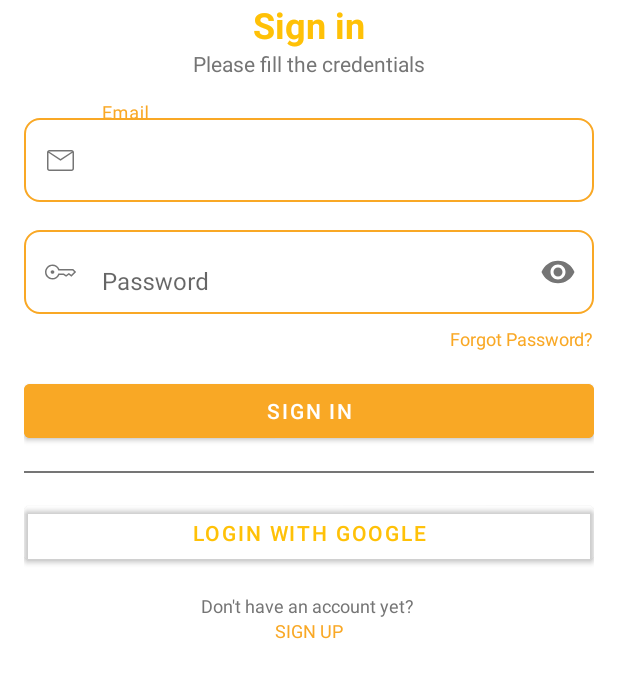
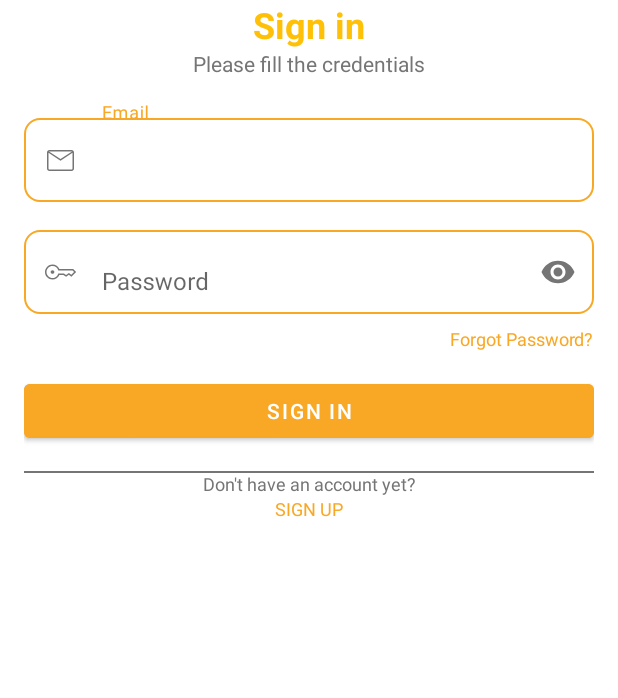
Before and after one commit to IPVC-EI-2024-2025/tp-ei-a-2024-2025-projectmanagment_28998_24899, an Android app: the LoginActivity screen opened directly, with no data from a screen before it, on a phone screen of 412 x 824 dp, the part 408-1106 px from its top. Run offline under Robolectric (Android 15) with nearby library versions, the phone set to English and light mode, and no system bars.

Commit message:
fixing some details version2

```diff
--- a/app/src/main/java/com/baptistaz/taskwave/ui/home/user/UserSettingsActivity.kt
+++ b/app/src/main/java/com/baptistaz/taskwave/ui/home/user/UserSettingsActivity.kt
@@ -50,7 +50,6 @@ class UserSettingsActivity : BaseBottomNavActivity() {
             }
 
         // Outras opções (só placeholders por agora)
-        findViewById<LinearLayout>(R.id.option_change_password).setOnClickListener { /* ... */ }
         findViewById<LinearLayout>(R.id.option_change_language).setOnClickListener { /* ... */ }
         findViewById<Switch>(R.id.switch_notifications)
             .setOnCheckedChangeListener { _, isChecked ->
--- a/app/src/main/res/layout/activity_login.xml
+++ b/app/src/main/res/layout/activity_login.xml
@@ -111,30 +111,18 @@
         app:layout_constraintTop_toBottomOf="@id/signInButton"
         android:layout_marginTop="16dp" />
 
-    <!-- Google Login Button -->
-    <Button
-        android:id="@+id/googleLoginButton"
-        android:layout_width="match_parent"
-        android:layout_height="wrap_content"
-        android:text="Login With Google"
-        android:textColor="@color/text_primary"
-        android:backgroundTint="@android:color/transparent"
-        android:drawableStart="@drawable/ic_google"
-        app:layout_constraintTop_toBottomOf="@id/separator"
-        android:layout_marginTop="16dp" />
-
     <!-- Sign Up Prompt -->
     <TextView
         android:id="@+id/signUpPrompt"
         android:layout_width="wrap_content"
         android:layout_height="wrap_content"
-        android:text="Don't have an account yet? "
+        android:text="Don't have an account yet?"
         android:textSize="12sp"
         android:textColor="@color/text_secondary"
-        app:layout_constraintTop_toBottomOf="@id/googleLoginButton"
+        app:layout_constraintTop_toBottomOf="@id/signInButton"
         app:layout_constraintStart_toStartOf="parent"
         app:layout_constraintEnd_toEndOf="parent"
-        android:layout_marginTop="16dp" />
+        android:layout_marginTop="16dp"/>
 
     <TextView
         android:id="@+id/signUpLink"
```
Also changed, not shown: app/src/main/res/layout/activity_user_settings.xml (+0 -27 lines).
